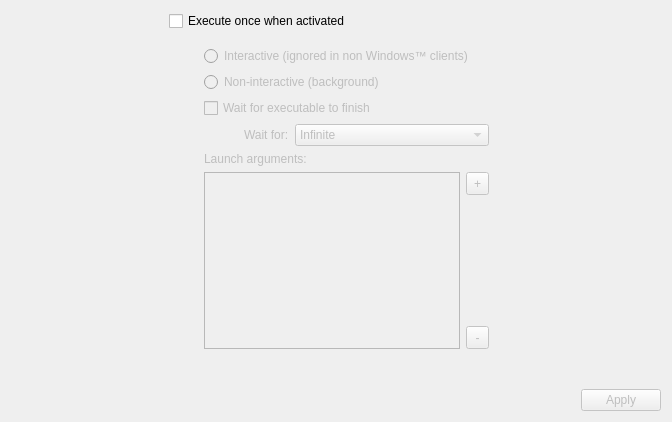
Before: the Qt Designer form FWAdminLib/GetInfoExecuteDlg.ui in fw-dev/translations, drawn with Qt 5.
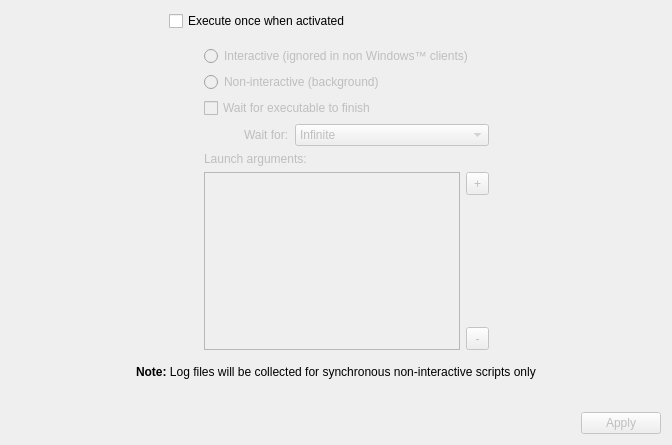
After: the same form once the commit is applied.

Diff of the .ui file:
```diff
--- a/FWAdminLib/GetInfoExecuteDlg.ui
+++ b/FWAdminLib/GetInfoExecuteDlg.ui
@@ -7,7 +7,7 @@
     <x>0</x>
     <y>0</y>
     <width>672</width>
-    <height>422</height>
+    <height>445</height>
    </rect>
   </property>
   <property name="windowTitle">
@@ -67,7 +67,7 @@
          </property>
          <layout class="QVBoxLayout" name="verticalLayout_6">
           <property name="spacing">
-           <number>-1</number>
+           <number>6</number>
           </property>
           <item>
            <layout class="QVBoxLayout" name="verticalLayout">
@@ -263,6 +263,13 @@
      </item>
     </layout>
    </item>
+   <item alignment="Qt::AlignHCenter">
+    <widget class="QLabel" name="labelNote">
+     <property name="text">
+      <string>&lt;html&gt;&lt;head/&gt;&lt;body&gt;&lt;p&gt;&lt;span style=&quot; font-weight:600;&quot;&gt;Note:&lt;/span&gt; Log files will be collected for synchronous non-interactive scripts only&lt;/p&gt;&lt;/body&gt;&lt;/html&gt;</string>
+     </property>
+    </widget>
+   </item>
    <item>
     <spacer name="verticalSpacer_2">
      <property name="orientation">
```
